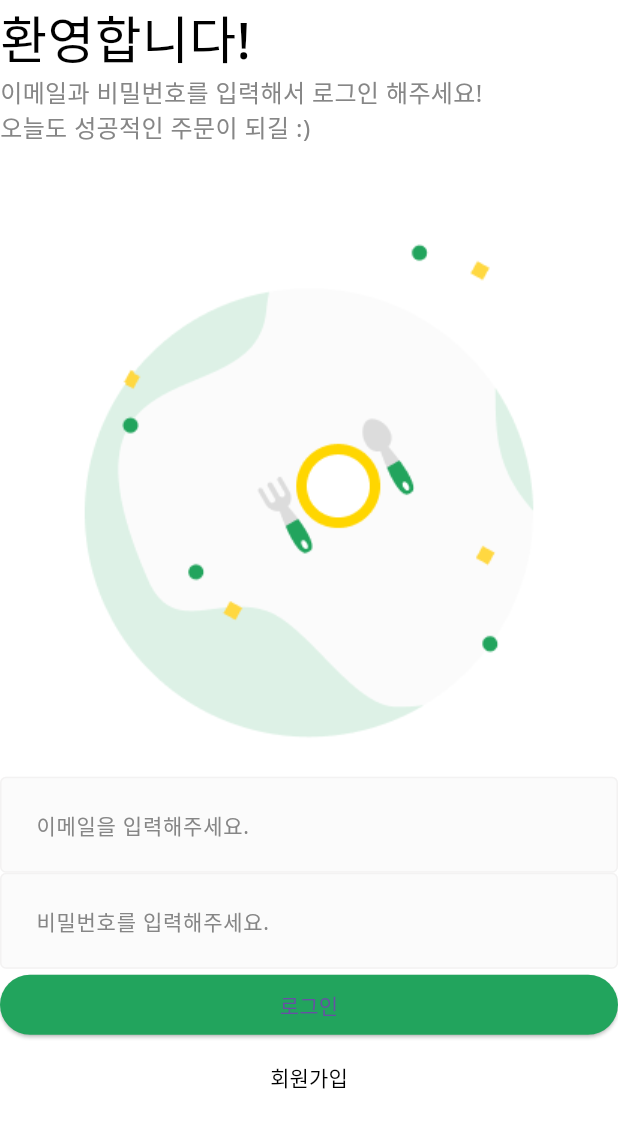
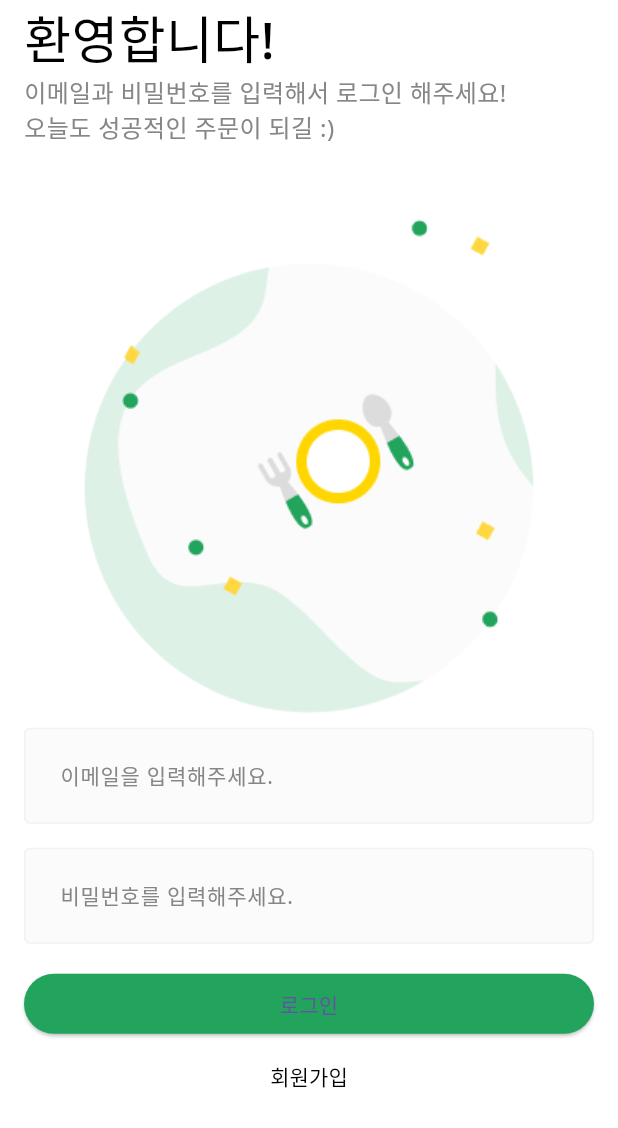
Before and after one commit to Richfubao/code_factory_chapter1, a Flutter app: the screen it shows after launch, on a phone screen of 412 x 824 dp. Shown: the top 1128 px of the screen. Run offline on Flutter 3.47's test engine with Material 3 defaults, Android fonts, the phone set to English and light mode, and no system bars.

Commit message:
Add: SingleChildScrollView 추가

```diff
--- a/lib/user/view/login_screen.dart
+++ b/lib/user/view/login_screen.dart
@@ -10,9 +10,13 @@ class LoginScreen extends StatelessWidget {
   @override
   Widget build(BuildContext context) {
     return DefalutLayout(
+      child: SingleChildScrollView(
+        keyboardDismissBehavior: ScrollViewKeyboardDismissBehavior.onDrag,
         child: SafeArea(
           top: true,
           bottom: false,
+          child: Padding(
+            padding: const EdgeInsets.symmetric(horizontal: 16.0),
             child: Column(
               crossAxisAlignment: CrossAxisAlignment.stretch,
               children: [
@@ -26,11 +30,13 @@ class LoginScreen extends StatelessWidget {
                   onChanged: (String value) {},
                   hintText: '이메일을 입력해주세요.',
                 ),
+                const SizedBox(height: 16.0),
                 CustomTextFormField(
                   onChanged: (String value) {},
                   hintText: '비밀번호를 입력해주세요.',
                   obscureText: true,
                 ),
+                const SizedBox(height: 16.0),
                 ElevatedButton(
                   onPressed: () {},
                   style: ElevatedButton.styleFrom(
@@ -50,6 +56,8 @@ class LoginScreen extends StatelessWidget {
                   ),
                 ),
               ],
+            ),
+          ),
         ),
       ),
     );
```
Lines whose indentation alone changed are shown as unchanged.
